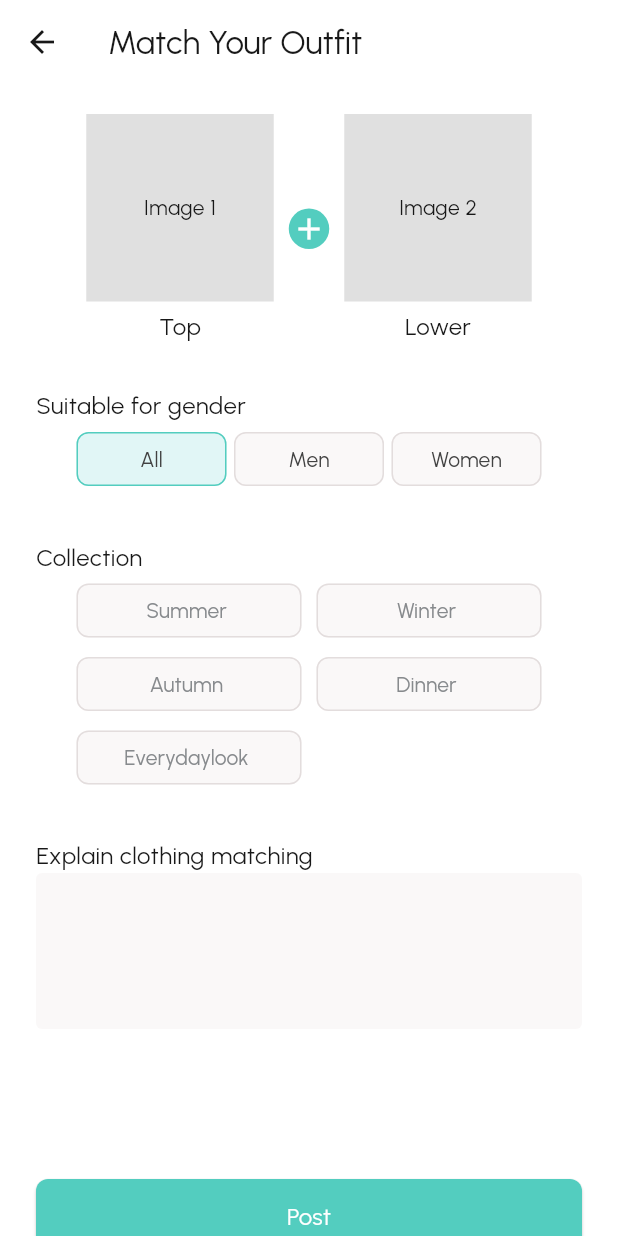
After one commit to TanwaratSalee/StyleFinder, a Flutter app: the PostMatchScreen screen opened directly, on a phone screen of 412 x 824 dp. The commit adds this screen. Run offline on Flutter 3.47's test engine with Material 3 defaults, Android fonts, the phone set to English and light mode, and no system bars; our stand-ins replace cloud_firestore, firebase_auth, firebase_core, firebase_storage, flutter_card_swiper, flutter_rating_bar and 7 more; missing offline and left inert: flutter_facebook_auth, omise_flutter, pattern_formatter; accounts and stored records are empty; statements that could not run were skipped.

Commit message:
Resolved conflicts

```diff
--- a/lib/Views/match_screen/match_screen.dart
+++ b/lib/Views/match_screen/match_screen.dart
@@ -1,5 +1,9 @@
 import 'package:cloud_firestore/cloud_firestore.dart';
+<<<<<<< HEAD
 import 'package:flutter/material.dart';
+=======
+import 'package:flutter_finalproject/Views/match_screen/postmathscreen.dart';
+>>>>>>> 8311d8f (PostMath)
 import 'package:flutter_finalproject/Views/store_screen/item_details.dart';
 import 'package:flutter_finalproject/Views/widgets_common/appbar_ontop.dart';
 import 'package:flutter_finalproject/Views/widgets_common/filterDrawer.dart';
@@ -162,6 +166,7 @@ class _MatchScreenState extends State<MatchScreen> {
                       lowerProduct['p_name'],
                       context,
                     );
+                    Get.to(() => PostMatchScreen());
                   } else {
                     VxToast.show(
                       context,
--- /dev/null
+++ b/lib/Views/match_screen/postmathscreen.dart
@@ -0,0 +1,365 @@
+import 'package:cloud_firestore/cloud_firestore.dart';
+import 'package:flutter/cupertino.dart';
+import 'package:flutter/material.dart';
+import 'package:flutter/widgets.dart';
+import 'package:flutter_finalproject/consts/consts.dart';
+import 'package:flutter_finalproject/controllers/home_controller.dart';
+import 'package:get/get.dart';
+
+class PostMatchScreen extends StatelessWidget {
+  final HomeController controller = Get.find<HomeController>();
+  final TextEditingController explanationController = TextEditingController();
+
+  @override
+  Widget build(BuildContext context) {
+    bool isSelectedAll = controller.selectedGender.value == '';
+    bool isSelectedMen = controller.selectedGender.value == 'male';
+    bool isSelectedWomen = controller.selectedGender.value == 'female';
+    bool isSelectedSummer = controller.selectedCollections.contains('summer');
+    bool isSelectedWinter = controller.selectedCollections.contains('winter');
+    bool isSelectedAutumn = controller.selectedCollections.contains('autumn');
+    bool isSelectedDinner = controller.selectedCollections.contains('dinner');
+    bool isSelectedEveryday =
+        controller.selectedCollections.contains('everydaylook');
+
+    return Scaffold(
+      appBar: AppBar(
+        title: Text('Match Your Outfit'),
+      ),
+      body: Padding(
+        padding: const EdgeInsets.fromLTRB(8, 10, 8, 0),
+        child: SingleChildScrollView(
+          child: Column(
+            crossAxisAlignment: CrossAxisAlignment.start,
+            children: [
+              SizedBox(height: 10),
+              Center(
+                child: Row(
+                  mainAxisAlignment: MainAxisAlignment.center,
+                  children: [
+                    Column(
+                      children: [
+                        Container(
+                          width: 125,
+                          height: 125,
+                          color: Colors.grey[300],
+                          child: Center(
+                            child: Text('Image 1'),
+                          ),
+                        ),
+                        SizedBox(
+                            height: 5), // เพิ่มช่องว่างระหว่างรูปและข้อความ
+                        Text(
+                          'Top',
+                          style: TextStyle(
+                            fontSize: 16,
+                            fontFamily: regular,
+                          ),
+                        ),
+                      ],
+                    ),
+                    SizedBox(
+                      width: 10,
+                    ),
+                    Stack(
+                      alignment: Alignment.center,
+                      children: [
+                        Container(
+                          width: 27,
+                          height: 27,
+                          decoration: BoxDecoration(
+                            shape: BoxShape.circle,
+                            color: primaryApp, // สีวงกลมด้านหลัง
+                          ),
+                        ),
+                        Icon(
+                          Icons.add,
+                          size: 24,
+                          color: Colors.white,
+                        ),
+                      ],
+                    ),
+                    SizedBox(
+                      width: 10,
+                    ),
+                    Column(
+                      children: [
+                        Container(
+                          width: 125,
+                          height: 125,
+                          color: Colors.grey[300],
+                          child: Center(
+                            child: Text('Image 2'),
+                          ),
+                        ),
+                        SizedBox(
+                            height: 5), // เพิ่มช่องว่างระหว่างรูปและข้อความ
+                        Text(
+                          'Lower',
+                          style: TextStyle(
+                            fontSize: 16,
+                            fontFamily: regular,
+                          ),
+                        ),
+                      ],
+                    ),
+                  ],
+                ),
+              ),
+              SizedBox(height: 20),
+              Padding(
+                padding: const EdgeInsets.symmetric(horizontal: 16),
+                child: GenderSelector(
+                  isSelectedAll: isSelectedAll,
+                  isSelectedMen: isSelectedMen,
+                  isSelectedWomen: isSelectedWomen,
+                  onAllSelected: (isSelected) {
+                    isSelectedAll = isSelected;
+                    isSelectedMen = false;
+                    isSelectedWomen = false;
+                    controller.selectedGender.value = '';
+                  },
+                  onMenSelected: (isSelected) {
+                    isSelectedMen = isSelected;
+                    isSelectedAll = false;
+                    isSelectedWomen = false;
+                    controller.selectedGender.value = 'male';
+                  },
+                  onWomenSelected: (isSelected) {
+                    isSelectedWomen = isSelected;
+                    isSelectedAll = false;
+                    isSelectedMen = false;
+                    controller.selectedGender.value = 'female';
+                  },
+                ),
+              ),
+              SizedBox(height: 20),
+              Padding(
+                padding: const EdgeInsets.symmetric(horizontal: 16),
+                child: CollectionSelector(
+                  isSelectedSummer: isSelectedSummer,
+                  isSelectedWinter: isSelectedWinter,
+                  isSelectedAutumn: isSelectedAutumn,
+                  isSelectedDinner: isSelectedDinner,
+                  isSelectedEveryday: isSelectedEveryday,
+                  onSummerSelected: (isSelected) {
+                    isSelectedSummer = isSelected;
+                    updateCollection('summer', isSelected);
+                  },
+                  onWinterSelected: (isSelected) {
+                    isSelectedWinter = isSelected;
+                    updateCollection('winter', isSelected);
+                  },
+                  onAutumnSelected: (isSelected) {
+                    isSelectedAutumn = isSelected;
+                    updateCollection('autumn', isSelected);
+                  },
+                  onDinnerSelected: (isSelected) {
+                    isSelectedDinner = isSelected;
+                    updateCollection('dinner', isSelected);
+                  },
+                  onEverydaySelected: (isSelected) {
+                    isSelectedEveryday = isSelected;
+                    updateCollection('everydaylook', isSelected);
+                  },
+                ),
+              ),
+              SizedBox(height: 20),
+              Padding(
+                padding: const EdgeInsets.symmetric(horizontal: 16),
+                child: Column(
+                  crossAxisAlignment: CrossAxisAlignment.start,
+                  children: [
+                    SizedBox(height: 10),
+                    Text(
+                      "Explain clothing matching",
+                      style: TextStyle(
+                        fontSize: 16,
+                        fontFamily: regular,
+                      ),
+                    ),
+                    SizedBox(height: 0),
+                    TextField(
+                      controller: explanationController,
+                      maxLines: 3,
+                      decoration: InputDecoration(
+                        border: OutlineInputBorder(
+                          borderSide: BorderSide.none,
+                        ),
+                        filled: true,
+                        fillColor: Color.fromARGB(255, 250, 248, 248),
+                      ),
+                    ),
+                  ],
+                ),
+              ),
+              SizedBox(height: 100),
+              Padding(
+                padding: const EdgeInsets.symmetric(horizontal: 16),
+                child: ElevatedButton(
+                  onPressed: () {},
+                  child: Text(
+                    "Post",
+                    style: TextStyle(fontSize: 16, color: Colors.white),
+                  ),
+                  style: ElevatedButton.styleFrom(
+                    backgroundColor: primaryApp,
+                    minimumSize: Size(double.infinity, 50),
+                    shape: RoundedRectangleBorder(
+                      borderRadius:
+                          BorderRadius.circular(8), // ปรับมุมให้เป็น 8 พิกเซล
+                    ),
+                  ),
+                ),
+              ),
+            ],
+          ),
+        ),
+      ),
+    );
+  }
+
+  void updateCollection(String collection, bool isSelected) {
+    if (isSelected) {
+      controller.selectedCollections.add(collection);
+    } else {
+      controller.selectedCollections.remove(collection);
+    }
+  }
+}
+
+class GenderSelector extends StatelessWidget {
+  final bool isSelectedAll;
+  final bool isSelectedMen;
+  final bool isSelectedWomen;
+  final Function(bool) onAllSelected;
+  final Function(bool) onMenSelected;
+  final Function(bool) onWomenSelected;
+
+  GenderSelector({
+    required this.isSelectedAll,
+    required this.isSelectedMen,
+    required this.isSelectedWomen,
+    required this.onAllSelected,
+    required this.onMenSelected,
+    required this.onWomenSelected,
+  });
+
+  @override
+  Widget build(BuildContext context) {
+    return Column(
+      crossAxisAlignment: CrossAxisAlignment.start,
+      children: [
+        SizedBox(height: 10),
+        Text(
+          "Suitable for gender",
+          style: TextStyle(fontSize: 16, fontFamily: regular),
+        ),
+        SizedBox(height: 0),
+        Row(
+          mainAxisAlignment: MainAxisAlignment.center,
+          children: [
+            buildFilterChip("All", isSelectedAll, onAllSelected),
+            SizedBox(width: 5),
+            buildFilterChip("Men", isSelectedMen, onMenSelected),
+            SizedBox(width: 5),
+            buildFilterChip("Women", isSelectedWomen, onWomenSelected),
+          ],
+        ),
+      ],
+    );
+  }
+
+  Widget buildFilterChip(
+      String label, bool isSelected, Function(bool) onSelected) {
+    return MaterialButton(
+      onPressed: () => onSelected(!isSelected),
+      child: Text(label),
+      color: isSelected ? thinPrimaryApp : Color.fromARGB(255, 250, 248, 248),
+      textColor: Colors.grey[800],
+      shape: RoundedRectangleBorder(
+        borderRadius: BorderRadius.circular(8),
+        side: BorderSide(
+          color: isSelected ? primaryApp : Color.fromARGB(255, 227, 221, 221),
+        ),
+      ),
+      elevation: 0,
+      minWidth: 100,
+      padding: EdgeInsets.symmetric(horizontal: 20, vertical: 5),
+    );
+  }
+}
+
+class CollectionSelector extends StatelessWidget {
+  final bool isSelectedSummer;
+  final bool isSelectedWinter;
+  final bool isSelectedAutumn;
+  final bool isSelectedDinner;
+  final bool isSelectedEveryday;
+  final Function(bool) onSummerSelected;
+  final Function(bool) onWinterSelected;
+  final Function(bool) onAutumnSelected;
+  final Function(bool) onDinnerSelected;
+  final Function(bool) onEverydaySelected;
+
+  CollectionSelector({
+    required this.isSelectedSummer,
+    required this.isSelectedWinter,
+    required this.isSelectedAutumn,
+    required this.isSelectedDinner,
+    required this.isSelectedEveryday,
+    required this.onSummerSelected,
+    required this.onWinterSelected,
+    required this.onAutumnSelected,
+    required this.onDinnerSelected,
+    required this.onEverydaySelected,
+  });
+
+  @override
+  Widget build(BuildContext context) {
+    return Column(
+      crossAxisAlignment: CrossAxisAlignment.start,
+      children: [
+        SizedBox(height: 10),
+        Text(
+          "Collection",
+          style: TextStyle(fontSize: 16, fontFamily: regular),
+        ),
+        SizedBox(height: 0),
+        Center(
+          child: Wrap(
+            spacing: 10, // horizontal space between chips
+            runSpacing: 1, // vertical space between lines
+            children: [
+              buildFilterChip("Summer ", isSelectedSummer, onSummerSelected),
+              buildFilterChip("Winter ", isSelectedWinter, onWinterSelected),
+              buildFilterChip("Autumn ", isSelectedAutumn, onAutumnSelected),
+              buildFilterChip("Dinner ", isSelectedDinner, onDinnerSelected),
+              buildFilterChip(
+                  "Everydaylook ", isSelectedEveryday, onEverydaySelected),
+            ],
+          ),
+        ),
+      ],
+    );
+  }
+
+  Widget buildFilterChip(
+      String label, bool isSelected, Function(bool) onSelected) {
+    return MaterialButton(
+      onPressed: () => onSelected(!isSelected),
+      child: Text(label),
+      color: isSelected ? thinPrimaryApp : Color.fromARGB(255, 250, 248, 248),
+      textColor: greyColor,
+      shape: RoundedRectangleBorder(
+        borderRadius: BorderRadius.circular(8),
+        side: BorderSide(
+          color: isSelected ? primaryApp : Color.fromARGB(255, 227, 221, 221),
+        ),
+      ),
+      elevation: 0,
+      minWidth: 150,
+      padding: EdgeInsets.symmetric(horizontal: 10, vertical: 5),
+    );
+  }
+}
```
